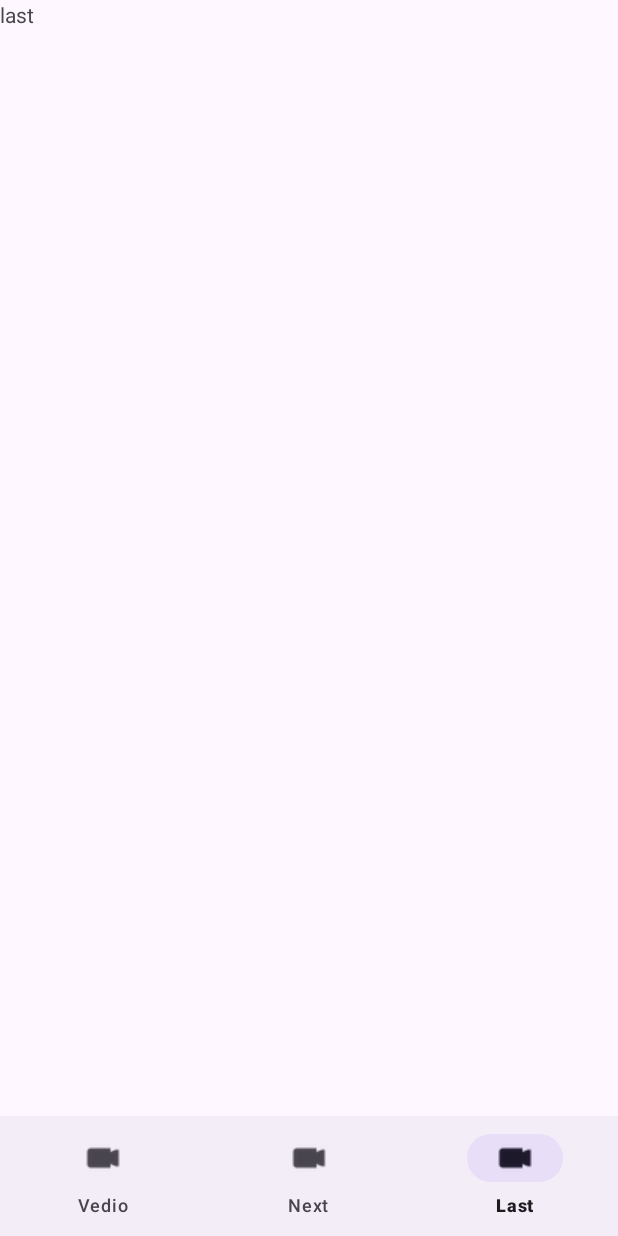
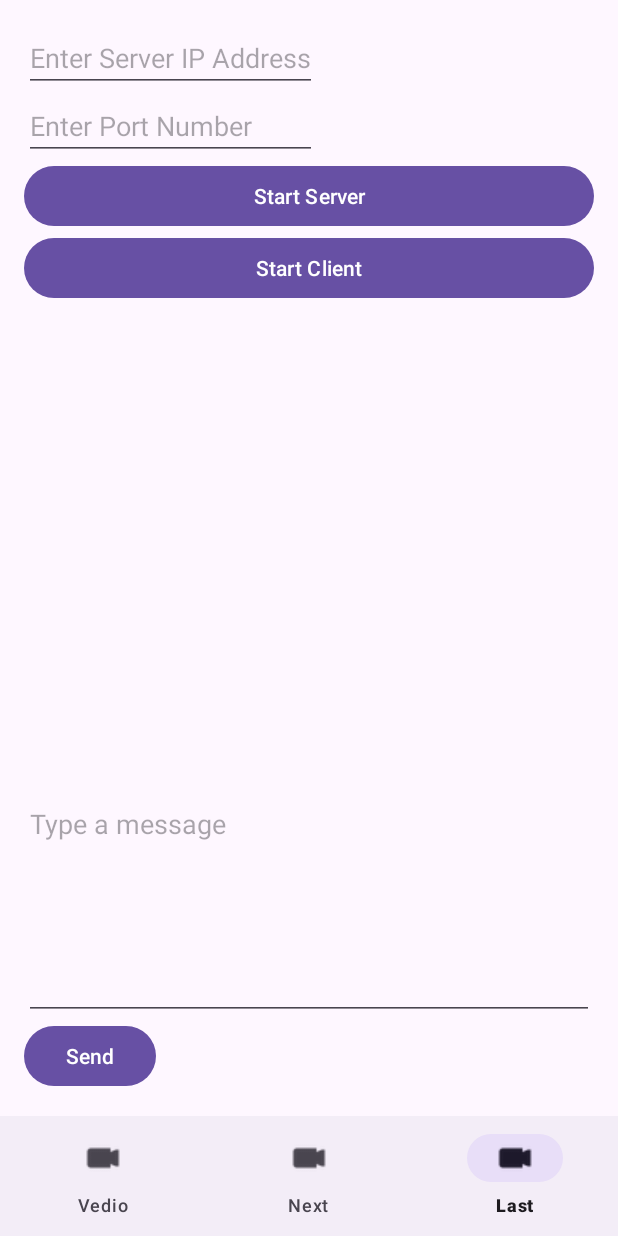
Before and after one commit to allrighthyz/learn-mvvm, an Android app: the screen it shows after launch (MainActivity), item 3 of the bottom bar chosen, on a phone screen of 412 x 824 dp. Run offline under Robolectric (Android 15) with nearby library versions, the phone set to English and light mode, and no system bars.

Commit message:
实现socket连接，文件传输有些问题，日志中无具体问题可以分析

```diff
--- /dev/null
+++ b/app/src/main/java/com/transsion/mediaplayerdemo/ViewModel/MainViewModel.kt
@@ -0,0 +1,28 @@
+package com.transsion.mediaplayerdemo.ViewModel
+
+import androidx.fragment.app.Fragment
+import androidx.lifecycle.LiveData
+import androidx.lifecycle.MutableLiveData
+import androidx.lifecycle.ViewModel
+import com.transsion.mediaplayerdemo.R
+import com.transsion.mediaplayerdemo.fragment.CommunicationFragment
+import com.transsion.mediaplayerdemo.fragment.RecordFragment
+import com.transsion.mediaplayerdemo.fragment.VedioFragment
+
+class MainViewModel : ViewModel() {
+
+    // LiveData用于存储当前的Fragment类型
+    private val _currentFragment = MutableLiveData<Fragment>()
+    val currentFragment: LiveData<Fragment> get() = _currentFragment
+
+    // 设置当前Fragment
+    fun setFragment(itemId: Int) {
+        val fragment = when (itemId) {
+            R.id.navigation_vedio -> VedioFragment()
+            R.id.navigation_record -> RecordFragment()
+            R.id.navigation_communication -> CommunicationFragment()
+            else -> throw IllegalArgumentException("Unknown navigation item")
+        }
+        _currentFragment.value = fragment
+    }
+}
--- a/app/src/main/java/com/transsion/mediaplayerdemo/activity/MainActivity.kt
+++ b/app/src/main/java/com/transsion/mediaplayerdemo/activity/MainActivity.kt
@@ -3,35 +3,71 @@ package com.transsion.mediaplayerdemo.activity
 import android.os.Bundle
 import androidx.appcompat.app.AppCompatActivity
 import androidx.fragment.app.Fragment
+import androidx.lifecycle.Observer
+import androidx.lifecycle.ViewModelProvider
 import com.transsion.mediaplayerdemo.R
+import com.transsion.mediaplayerdemo.ViewModel.MainViewModel
 import com.transsion.mediaplayerdemo.databinding.ActivityMainBinding
-import com.transsion.mediaplayerdemo.fragment.LastFragment
-import com.transsion.mediaplayerdemo.fragment.NextFragment
-import com.transsion.mediaplayerdemo.fragment.VedioFragment
 
 class MainActivity : AppCompatActivity() {
 
     private lateinit var binding: ActivityMainBinding
+    private lateinit var viewModel: MainViewModel
 
     override fun onCreate(savedInstanceState: Bundle?) {
         super.onCreate(savedInstanceState)
-        binding=ActivityMainBinding.inflate(layoutInflater)
+        binding = ActivityMainBinding.inflate(layoutInflater)
         setContentView(binding.root)
-        replaceFragment(VedioFragment())
-        binding.bottomNavigation.setOnNavigationItemSelectedListener {
-            when (it.itemId) {
-                R.id.navigation_first -> replaceFragment(VedioFragment())
-                R.id.navigation_second -> replaceFragment(NextFragment())
-                R.id.navigation_third -> replaceFragment(LastFragment())
-            }
+
+        viewModel = ViewModelProvider(this)[MainViewModel::class.java]
+
+        // 观察ViewModel中的Fragment变化
+        viewModel.currentFragment.observe(this, Observer { fragment ->
+            fragment?.let { replaceFragment(it) }
+        })
+
+        // 设置初始Fragment
+        viewModel.setFragment(R.id.navigation_vedio)
+
+        binding.bottomNavigation.setOnNavigationItemSelectedListener { item ->
+            viewModel.setFragment(item.itemId)
             true
         }
-
     }
 
+    /**
+     * 用给定的Fragment替换当前显示的Fragment。
+     */
     private fun replaceFragment(fragment: Fragment) {
         supportFragmentManager.beginTransaction()
             .replace(R.id.fragment_container, fragment)
             .commit()
     }
 }
+
+//class MainActivity : AppCompatActivity() {
+//
+//    private lateinit var binding: ActivityMainBinding
+//
+//    override fun onCreate(savedInstanceState: Bundle?) {
+//        super.onCreate(savedInstanceState)
+//        binding=ActivityMainBinding.inflate(layoutInflater)
+//        setContentView(binding.root)
+//        replaceFragment(VedioFragment())
+//        binding.bottomNavigation.setOnNavigationItemSelectedListener {
+//            when (it.itemId) {
+//                R.id.navigation_first -> replaceFragment(VedioFragment())
+//                R.id.navigation_second -> replaceFragment(NextFragment())
+//                R.id.navigation_third -> replaceFragment(LastFragment())
+//            }
+//            true
+//        }
+//
+//    }
+//
+//    private fun replaceFragment(fragment: Fragment) {
+//        supportFragmentManager.beginTransaction()
+//            .replace(R.id.fragment_container, fragment)
+//            .commit()
+//    }
+//}
--- /dev/null
+++ b/app/src/main/java/com/transsion/mediaplayerdemo/adapter/MessageAdapter.kt
@@ -0,0 +1,38 @@
+package com.transsion.mediaplayerdemo.adapter
+
+import android.annotation.SuppressLint
+import android.view.LayoutInflater
+import android.view.View
+import android.view.ViewGroup
+import android.widget.TextView
+import androidx.recyclerview.widget.RecyclerView
+import com.transsion.mediaplayerdemo.databinding.SimpleListItemBinding
+
+class MessageAdapter : RecyclerView.Adapter<MessageAdapter.MessageViewHolder>() {
+    private val messages = mutableListOf<String>()
+
+    class MessageViewHolder(val binding: SimpleListItemBinding) : RecyclerView.ViewHolder(binding.root) {
+        fun bind(message: String) {
+            binding.text1.text = message
+        }
+    }
+
+    override fun onCreateViewHolder(parent: ViewGroup, viewType: Int): MessageViewHolder {
+        val binding = SimpleListItemBinding.inflate(LayoutInflater.from(parent.context), parent, false)
+        return MessageViewHolder(binding)
+    }
+
+    override fun onBindViewHolder(holder: MessageViewHolder, position: Int) {
+        holder.bind(messages[position])
+    }
+
+    override fun getItemCount(): Int {
+        return messages.size
+    }
+
+    fun updateMessages(newMessages: List<String>) {
+        messages.clear()
+        messages.addAll(newMessages)
+        notifyDataSetChanged()
+    }
+}
--- /dev/null
+++ b/app/src/main/java/com/transsion/mediaplayerdemo/fragment/CommunicationFragment.kt
@@ -0,0 +1,84 @@
+package com.transsion.mediaplayerdemo.fragment
+
+import android.os.Bundle
+import androidx.fragment.app.Fragment
+import android.view.LayoutInflater
+import android.view.View
+import android.view.ViewGroup
+import android.widget.Toast
+import androidx.lifecycle.ViewModelProvider
+import androidx.recyclerview.widget.LinearLayoutManager
+import com.transsion.mediaplayerdemo.ViewModel.CommunicationViewModel
+import com.transsion.mediaplayerdemo.adapter.MessageAdapter
+import com.transsion.mediaplayerdemo.databinding.FragmentCommunicationBinding
+
+class CommunicationFragment : Fragment() {
+
+    private lateinit var viewModel: CommunicationViewModel
+    private var binding: FragmentCommunicationBinding? = null
+    private val messageAdapter = MessageAdapter()
+
+    override fun onCreateView(
+        inflater: LayoutInflater, container: ViewGroup?,
+        savedInstanceState: Bundle?
+    ): View? {
+        binding = FragmentCommunicationBinding.inflate(inflater, container, false)
+        return binding?.root
+    }
+
+    override fun onViewCreated(view: View, savedInstanceState: Bundle?) {
+        super.onViewCreated(view, savedInstanceState)
+        // Initialize ViewModel
+        viewModel = ViewModelProvider(this)[CommunicationViewModel::class.java]
+
+        // Setup RecyclerView with View Binding
+        binding?.chatRecyclerView?.layoutManager = LinearLayoutManager(context)
+        binding?.chatRecyclerView?.adapter = messageAdapter
+
+        // Observe LiveData from ViewModel
+        viewModel.messages.observe(viewLifecycleOwner) { messages ->
+            messages?.let {
+                messageAdapter.updateMessages(it)
+                binding?.chatRecyclerView?.scrollToPosition(it.size - 1)
+            }
+        }
+
+        binding?.startServerButton?.setOnClickListener {
+            val portStr = binding?.portNumber?.text.toString()
+            val port = portStr.toIntOrNull()
+            if (port == null || port !in 1..65535) {
+                Toast.makeText(context, "Invalid port number", Toast.LENGTH_SHORT).show()
+                return@setOnClickListener
+            }
+            viewModel.startServer(port)
+            binding?.ipAddress?.visibility = View.GONE
+        }
+
+        binding?.startClientButton?.setOnClickListener {
+            val ip = binding?.ipAddress?.text.toString()
+            val portStr = binding?.portNumber?.text.toString()
+            val port = portStr.toIntOrNull()
+            if (port == null || port !in 1..65535) {
+                Toast.makeText(context, "Invalid port number", Toast.LENGTH_SHORT).show()
+                return@setOnClickListener
+            }
+            viewModel.startClient(ip, port)
+            binding?.ipAddress?.visibility = View.VISIBLE
+        }
+
+        binding?.sendButton?.setOnClickListener {
+            val message = binding?.messageEditText?.text.toString()
+            if (message.isNotEmpty()) {
+                viewModel.sendMessage(message)
+                binding?.messageEditText?.text?.clear()
+            }
+        }
+    }
+
+    override fun onDestroyView() {
+        super.onDestroyView()
+        viewModel.stopServer()
+        viewModel.stopClient()
+        binding = null
+    }
+}
--- a/app/src/main/java/com/transsion/mediaplayerdemo/fragment/LastFragment.kt
+++ /dev/null
@@ -1,60 +0,0 @@
-package com.transsion.mediaplayerdemo.fragment
-
-import android.os.Bundle
-import androidx.fragment.app.Fragment
-import android.view.LayoutInflater
-import android.view.View
-import android.view.ViewGroup
-import com.transsion.mediaplayerdemo.R
-
-// TODO: Rename parameter arguments, choose names that match
-// the fragment initialization parameters, e.g. ARG_ITEM_NUMBER
-private const val ARG_PARAM1 = "param1"
-private const val ARG_PARAM2 = "param2"
-
-/**
- * A simple [Fragment] subclass.
- * Use the [LastFragment.newInstance] factory method to
- * create an instance of this fragment.
- */
-class LastFragment : Fragment() {
-    // TODO: Rename and change types of parameters
-    private var param1: String? = null
-    private var param2: String? = null
-
-    override fun onCreate(savedInstanceState: Bundle?) {
-        super.onCreate(savedInstanceState)
-        arguments?.let {
-            param1 = it.getString(ARG_PARAM1)
-            param2 = it.getString(ARG_PARAM2)
-        }
-    }
-
-    override fun onCreateView(
-        inflater: LayoutInflater, container: ViewGroup?,
-        savedInstanceState: Bundle?
-    ): View? {
-        // Inflate the layout for this fragment
-        return inflater.inflate(R.layout.fragment_last, container, false)
-    }
-
-    companion object {
-        /**
-         * Use this factory method to create a new instance of
-         * this fragment using the provided parameters.
-         *
-         * @param param1 Parameter 1.
-         * @param param2 Parameter 2.
-         * @return A new instance of fragment LastFragment.
-         */
-        // TODO: Rename and change types and number of parameters
-        @JvmStatic
-        fun newInstance(param1: String, param2: String) =
-            LastFragment().apply {
-                arguments = Bundle().apply {
-                    putString(ARG_PARAM1, param1)
-                    putString(ARG_PARAM2, param2)
-                }
-            }
-    }
-}
--- /dev/null
+++ b/app/src/main/res/layout/fragment_communication.xml
@@ -0,0 +1,78 @@
+<?xml version="1.0" encoding="utf-8"?>
+<FrameLayout xmlns:android="http://schemas.android.com/apk/res/android"
+    xmlns:tools="http://schemas.android.com/tools"
+    android:layout_width="match_parent"
+    android:layout_height="match_parent"
+    tools:context=".fragment.CommunicationFragment">
+
+    <LinearLayout
+        android:layout_width="match_parent"
+        android:layout_height="match_parent"
+        android:orientation="vertical"
+        android:padding="16dp"
+        tools:ignore="UselessParent">
+
+        <LinearLayout
+            android:layout_width="wrap_content"
+            android:layout_height="wrap_content"
+            android:orientation="vertical">
+            <!-- Existing EditText for IP address -->
+<!--            android:visibility="gone"-->
+            <EditText
+                android:id="@+id/ipAddress"
+                android:layout_width="match_parent"
+                android:layout_height="wrap_content"
+                android:autofillHints=""
+                android:hint="Enter Server IP Address"
+                android:inputType="text" />
+
+            <!-- Existing EditText for port number -->
+            <EditText
+                android:id="@+id/portNumber"
+                android:layout_width="match_parent"
+                android:layout_height="wrap_content"
+                android:autofillHints=""
+                android:hint="Enter Port Number"
+                android:inputType="number"/>
+
+        </LinearLayout>
+
+        <!-- Existing Button for starting server -->
+        <Button
+            android:id="@+id/startServerButton"
+            android:layout_width="match_parent"
+            android:layout_height="wrap_content"
+            android:text="Start Server"/>
+
+        <!-- Existing Button for starting client -->
+        <Button
+            android:id="@+id/startClientButton"
+            android:layout_width="match_parent"
+            android:layout_height="wrap_content"
+            android:text="Start Client"/>
+
+        <!-- RecyclerView for displaying chat messages -->
+        <androidx.recyclerview.widget.RecyclerView
+            android:id="@+id/chatRecyclerView"
+            android:layout_width="match_parent"
+            android:layout_height="0dp"
+            android:layout_weight="1"
+            android:scrollbars="vertical"/>
+
+        <!-- EditText for inputting chat messages -->
+        <EditText
+            android:id="@+id/messageEditText"
+            android:layout_width="match_parent"
+            android:layout_height="wrap_content"
+            android:layout_weight="1"
+            android:hint="Type a message"/>
+
+        <!-- Button for sending chat messages -->
+        <Button
+            android:id="@+id/sendButton"
+            android:layout_width="wrap_content"
+            android:layout_height="wrap_content"
+            android:text="Send"/>
+    </LinearLayout>
+
+</FrameLayout>
--- a/app/src/main/res/layout/fragment_last.xml
+++ /dev/null
@@ -1,14 +0,0 @@
-<?xml version="1.0" encoding="utf-8"?>
-<FrameLayout xmlns:android="http://schemas.android.com/apk/res/android"
-    xmlns:tools="http://schemas.android.com/tools"
-    android:layout_width="match_parent"
-    android:layout_height="match_parent"
-    tools:context=".fragment.LastFragment">
-
-    <!-- TODO: Update blank fragment layout -->
-    <TextView
-        android:layout_width="match_parent"
-        android:layout_height="match_parent"
-        android:text="last" />
-
-</FrameLayout>
--- a/app/src/main/res/layout/fragment_next.xml
+++ b/app/src/main/res/layout/fragment_record.xml
@@ -3,7 +3,7 @@
     xmlns:tools="http://schemas.android.com/tools"
     android:layout_width="match_parent"
     android:layout_height="match_parent"
-    tools:context=".fragment.NextFragment">
+    tools:context=".fragment.RecordFragment">
 
     <!-- TODO: Update blank fragment layout -->
 
--- a/app/src/main/res/menu/bottom_nav_menu.xml
+++ b/app/src/main/res/menu/bottom_nav_menu.xml
@@ -1,15 +1,15 @@
 <?xml version="1.0" encoding="utf-8"?>
 <menu xmlns:android="http://schemas.android.com/apk/res/android">
     <item
-        android:id="@+id/navigation_first"
+        android:id="@+id/navigation_vedio"
         android:icon="@android:drawable/presence_video_online"
         android:title="Vedio" />
     <item
-        android:id="@+id/navigation_second"
+        android:id="@+id/navigation_record"
         android:icon="@android:drawable/presence_video_busy"
         android:title="Next" />
     <item
-        android:id="@+id/navigation_third"
+        android:id="@+id/navigation_communication"
         android:icon="@android:drawable/presence_video_away"
         android:title="Last" />
 </menu>
```
Also changed, not shown: app/src/main/AndroidManifest.xml (+14 -2 lines), app/src/main/java/com/transsion/mediaplayerdemo/ViewModel/CommunicationViewModel.kt (added, +66 -0 lines), app/src/main/java/com/transsion/mediaplayerdemo/common/CommunicationInterface.kt (added, +10 -0 lines), app/src/main/java/com/transsion/mediaplayerdemo/communication/ClientCommunication.kt (added, +75 -0 lines), app/src/main/java/com/transsion/mediaplayerdemo/communication/ServerCommunication.kt (added, +101 -0 lines), app/src/main/java/com/transsion/mediaplayerdemo/fragment/RecordFragment.kt (renamed from app/src/main/java/com/transsion/mediaplayerdemo/fragment/NextFragment.kt, +5 -4 lines), app/src/main/res/layout/simple_list_item.xml (added, +8 -0 lines).
